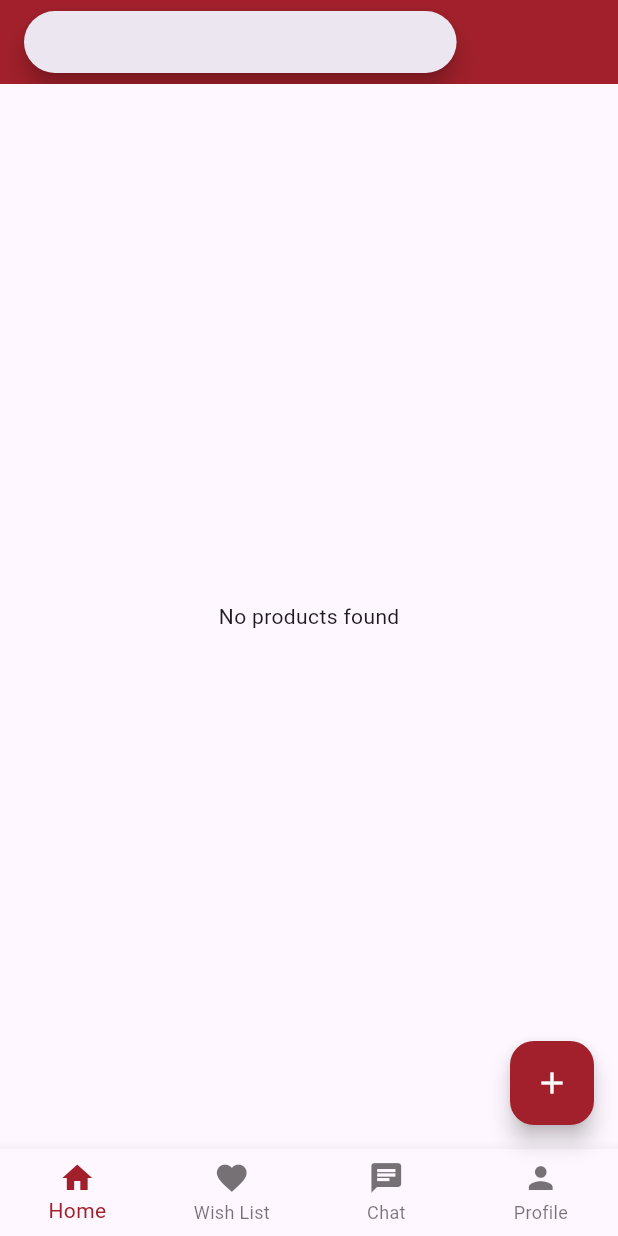
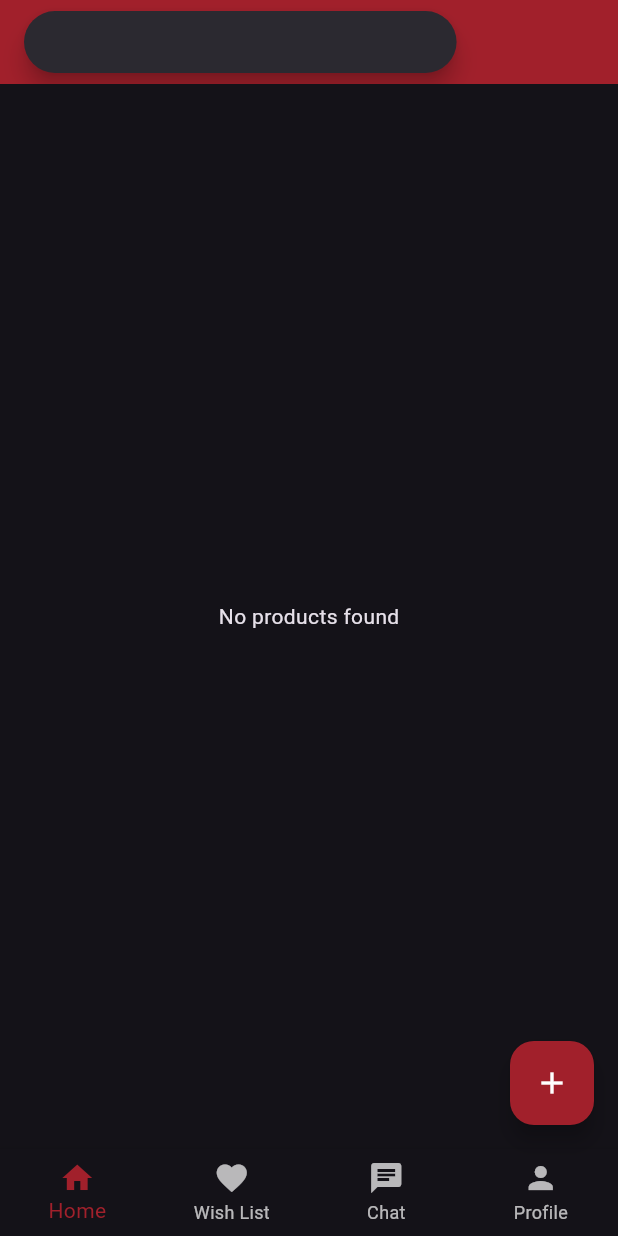
Before and after one commit to Jungwoo-Ryu/badger-market-app, a Flutter app: the screen it shows once a user with an empty profile is signed in, on a phone screen of 412 x 824 dp. Run offline on Flutter 3.47's test engine with Material 3 defaults, Android fonts, the phone set to English and light mode, and no system bars; our stand-ins replace cached_network_image, cloud_firestore, firebase_auth, firebase_core, firebase_storage, image_picker; accounts and stored records are empty; network calls fail.

```diff
--- a/lib/DTO/product_tile.dart
+++ b/lib/DTO/product_tile.dart
@@ -46,6 +46,8 @@ class ProductTile extends StatelessWidget {
           screen: ProductScreen(product: product),
         );
       },
+      child: Material(
+        color: Colors.transparent,
         child: FutureBuilder<String>(
           future: _fetchUsername(product.createdBy),
           builder: (context, snapshot) {
@@ -113,6 +115,7 @@ class ProductTile extends StatelessWidget {
             }
           },
         ),
+      ),
     );
   }
 
--- a/lib/cart/product_screen.dart
+++ b/lib/cart/product_screen.dart
@@ -46,7 +46,6 @@ class _ProductScreenState extends State<ProductScreen> {
       context,
       MaterialPageRoute(
         builder: (context) => ChatPage(
-          receiverEmail: product.createdBy,
           receiverID: product.createdBy,
           productID: product.productId,
         ),
@@ -68,7 +67,7 @@ class _ProductScreenState extends State<ProductScreen> {
   Widget build(BuildContext context) {
     return Scaffold(
       appBar: AppBar(
-        title: Text(product.title),
+        title: Text("Product Details"),
       ),
       body: SingleChildScrollView(
         child: Column(
--- /dev/null
+++ b/lib/core/theme/app_pallete.dart
@@ -0,0 +1,20 @@
+import 'package:flutter/material.dart';
+
+class Pallete {
+  static const cardColor = Color.fromRGBO(30, 30, 30, 1);
+  static const greenColor = Colors.green;
+  static const subtitleText = Color(0xffa7a7a7);
+  static const inactiveBottomBarItemColor = Color(0xffababab);
+
+  static const Color backgroundColor = Color.fromRGBO(18, 18, 18, 1);
+  static const Color gradient1 = Color.fromRGBO(187, 63, 221, 1);
+  static const Color gradient2 = Color.fromRGBO(251, 109, 169, 1);
+  static const Color gradient3 = Color.fromRGBO(255, 159, 124, 1);
+  static const Color borderColor = Color.fromRGBO(52, 51, 67, 1);
+  static const Color whiteColor = Colors.white;
+  static const Color greyColor = Colors.grey;
+  static const Color errorColor = Colors.redAccent;
+  static const Color transparentColor = Colors.transparent;
+
+  static const Color inactiveSeekColor = Colors.white38;
+}
--- /dev/null
+++ b/lib/core/theme/theme.dart
@@ -0,0 +1,8 @@
+import 'package:badger_market/core/theme/app_pallete.dart';
+import 'package:flutter/material.dart';
+
+class AppTheme {
+  static final darkThemeMode = ThemeData.dark().copyWith(
+    scaffoldBackgroundColor: Pallete.backgroundColor,
+  );
+}
--- a/lib/main.dart
+++ b/lib/main.dart
@@ -1,4 +1,5 @@
 // import 'package:badger_market/page/home.dart';
+import 'package:badger_market/core/theme/theme.dart';
 import 'package:firebase_core/firebase_core.dart';
 // import 'package:badger_market/page/loginPage.dart';
 import 'package:flutter/material.dart';
@@ -19,9 +20,7 @@ class MyApp extends StatelessWidget {
   Widget build(BuildContext context) {
     return MaterialApp(
       title: 'Badger Market',
-      theme: ThemeData(
-        primarySwatch: Colors.red,
-      ),
+      theme: AppTheme.darkThemeMode,
       home: const AuthGate(),
 
     );
--- a/lib/models/message.dart
+++ b/lib/models/message.dart
@@ -2,14 +2,12 @@ import 'package:cloud_firestore/cloud_firestore.dart';
 
 class Message {
   final String senderID;
-  final String senderEmail;
   final String receiverID;
   final String message;
   final Timestamp timestamp;
 
   Message({
     required this.senderID,
-    required this.senderEmail,
     required this.receiverID,
     required this.message,
     required this.timestamp,
@@ -18,7 +16,6 @@ class Message {
   Map<String, dynamic> toMap() {
     return {
       'senderID' : senderID,
-      'senderEmail' : senderEmail,
       'receiverID' : receiverID,
       'message' : message,
       'timestamp' : timestamp,
--- a/lib/page/home_page.dart
+++ b/lib/page/home_page.dart
@@ -10,7 +10,7 @@ class HomePage extends StatelessWidget {
   @override
   Widget build(BuildContext context) {
     return Theme(
-      data: ThemeData.light(),
+      data: ThemeData.dark(),
       child: Builder(
         builder: (context) => const HomeScreen(),
       ),
--- a/lib/page/messnager_page.dart
+++ b/lib/page/messnager_page.dart
@@ -114,7 +114,6 @@ class MessengerPage extends StatelessWidget {
                   context,
                   MaterialPageRoute(
                     builder: (context) => ChatPage(
-                      receiverEmail: userData['email'],
                       receiverID: otherUserID,
                       productID: int.parse(productID),
                     ),
--- a/lib/services/chat/chat_service.dart
+++ b/lib/services/chat/chat_service.dart
@@ -45,16 +45,14 @@ class ChatService {
   }
 
   // send message
-  Future<void> sendMessage(String receiverID, String message, int productID) async {
+  Future<void> sendMessage(String receiverID, String message, int productID, Timestamp timestamp) async {
     // get current user info
     final String currentUserID = _auth.currentUser!.uid;
     final String currentUserEmail = _auth.currentUser!.email!;
-    final Timestamp timestamp = Timestamp.now();
 
     // create a new message
     Message newMessage = Message(
       senderID: currentUserID,
-      senderEmail: currentUserEmail,
       receiverID: receiverID,
       message: message,
       timestamp: timestamp,
```
Also changed, not shown: lib/components/chat_bubble.dart (+44 -13 lines), lib/page/chat_page.dart (+90 -11 lines). Lines whose indentation alone changed are shown as unchanged.
